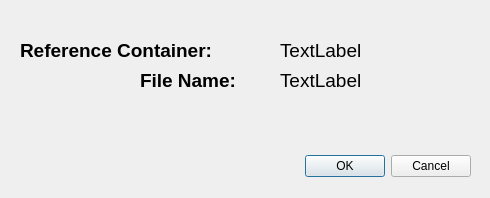
First picture: the form in Graphics/UI/signinDialog.ui, repository inexplicable01/saga, before the edit.
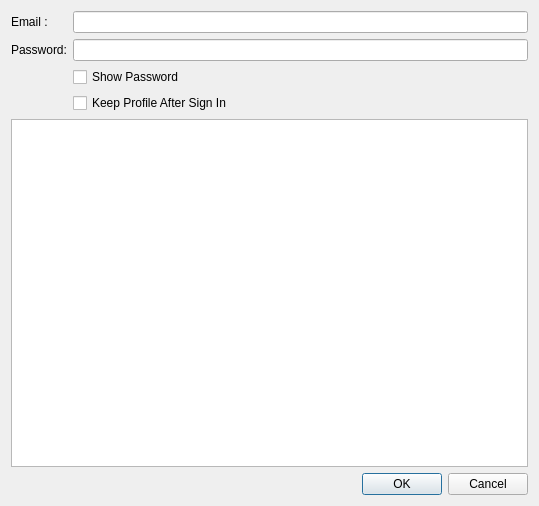
Second picture: the form after the edit.

```diff
--- a/Graphics/UI/signinDialog.ui
+++ b/Graphics/UI/signinDialog.ui
@@ -6,105 +6,66 @@
    <rect>
     <x>0</x>
     <y>0</y>
-    <width>490</width>
-    <height>198</height>
+    <width>539</width>
+    <height>506</height>
    </rect>
   </property>
   <property name="windowTitle">
    <string>Dialog</string>
   </property>
-  <widget class="QDialogButtonBox" name="buttonBox">
-   <property name="geometry">
-    <rect>
-     <x>130</x>
-     <y>150</y>
-     <width>341</width>
-     <height>32</height>
-    </rect>
-   </property>
-   <property name="orientation">
-    <enum>Qt::Horizontal</enum>
-   </property>
-   <property name="standardButtons">
-    <set>QDialogButtonBox::Cancel|QDialogButtonBox::Ok</set>
-   </property>
-  </widget>
-  <widget class="QLabel" name="label">
-   <property name="geometry">
-    <rect>
-     <x>20</x>
-     <y>40</y>
-     <width>251</width>
-     <height>21</height>
-    </rect>
-   </property>
-   <property name="font">
-    <font>
-     <pointsize>14</pointsize>
-     <weight>75</weight>
-     <bold>true</bold>
-    </font>
-   </property>
-   <property name="text">
-    <string>Reference Container:</string>
-   </property>
-  </widget>
-  <widget class="QLabel" name="label_2">
-   <property name="geometry">
-    <rect>
-     <x>140</x>
-     <y>70</y>
-     <width>131</width>
-     <height>21</height>
-    </rect>
-   </property>
-   <property name="font">
-    <font>
-     <pointsize>14</pointsize>
-     <weight>75</weight>
-     <bold>true</bold>
-    </font>
-   </property>
-   <property name="text">
-    <string>File Name:</string>
-   </property>
-  </widget>
-  <widget class="QLabel" name="fileNameLabel">
-   <property name="geometry">
-    <rect>
-     <x>280</x>
-     <y>70</y>
-     <width>201</width>
-     <height>21</height>
-    </rect>
-   </property>
-   <property name="font">
-    <font>
-     <pointsize>14</pointsize>
-    </font>
-   </property>
-   <property name="text">
-    <string>TextLabel</string>
-   </property>
-  </widget>
-  <widget class="QLabel" name="containerName_label">
-   <property name="geometry">
-    <rect>
-     <x>280</x>
-     <y>40</y>
-     <width>191</width>
-     <height>21</height>
-    </rect>
-   </property>
-   <property name="font">
-    <font>
-     <pointsize>14</pointsize>
-    </font>
-   </property>
-   <property name="text">
-    <string>TextLabel</string>
-   </property>
-  </widget>
+  <layout class="QVBoxLayout" name="verticalLayout" stretch="0,1,0">
+   <item>
+    <layout class="QFormLayout" name="formLayout">
+     <item row="0" column="1">
+      <widget class="QLineEdit" name="email"/>
+     </item>
+     <item row="0" column="0">
+      <widget class="QLabel" name="label">
+       <property name="text">
+        <string>Email :</string>
+       </property>
+      </widget>
+     </item>
+     <item row="1" column="1">
+      <widget class="QLineEdit" name="password"/>
+     </item>
+     <item row="1" column="0">
+      <widget class="QLabel" name="label_3">
+       <property name="text">
+        <string>Password:</string>
+       </property>
+      </widget>
+     </item>
+     <item row="2" column="1">
+      <widget class="QCheckBox" name="passwordcheckbox">
+       <property name="text">
+        <string>Show Password</string>
+       </property>
+      </widget>
+     </item>
+     <item row="3" column="1">
+      <widget class="QCheckBox" name="keepprofilecheckbox">
+       <property name="text">
+        <string>Keep Profile After Sign In</string>
+       </property>
+      </widget>
+     </item>
+    </layout>
+   </item>
+   <item>
+    <widget class="QTableView" name="profiletableview"/>
+   </item>
+   <item>
+    <widget class="QDialogButtonBox" name="buttonBox">
+     <property name="orientation">
+      <enum>Qt::Horizontal</enum>
+     </property>
+     <property name="standardButtons">
+      <set>QDialogButtonBox::Cancel|QDialogButtonBox::Ok</set>
+     </property>
+    </widget>
+   </item>
+  </layout>
  </widget>
  <resources/>
  <connections>
```
Left out of the diff: 2 changed lines with no effect on the pictures.
